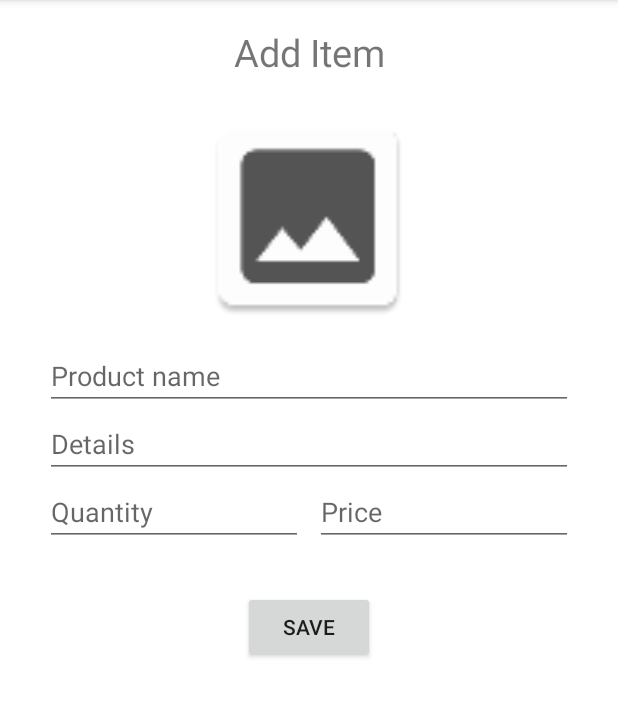
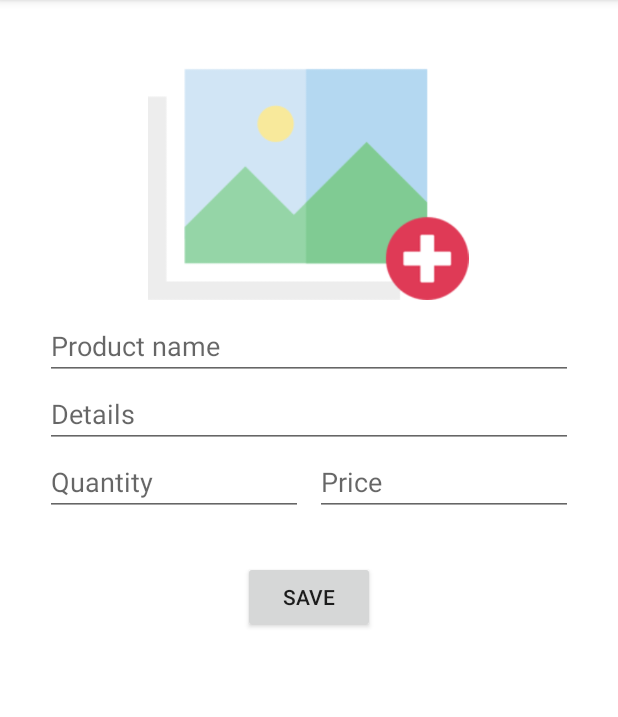
Before and after one commit to dnyopr/comparizon, an Android app: the screen it shows after launch (MainActivity), after a tap on "btn add", on a phone screen of 412 x 824 dp, the part 84-801 px from its top. Run offline under Robolectric (Android 15) with nearby library versions, the phone set to English and light mode, and no system bars; our stand-ins replace Room's generated code; plain views replace MaterialEditText.

Commit message:
edit non-functional part

```diff
--- a/Comparizon/app/src/main/res/layout/fragment_add_item.xml
+++ b/Comparizon/app/src/main/res/layout/fragment_add_item.xml
@@ -14,32 +14,27 @@
 
         <LinearLayout
             android:layout_width="match_parent"
-            android:layout_height="wrap_content"
+            android:layout_height="match_parent"
             android:orientation="vertical" >
 
-                <TextView
-                    android:layout_width="match_parent"
-                    android:layout_height="70dp"
-                    android:gravity="center"
-                    android:text="Add Item"
-
-                    android:textSize="25dp" />
 
             <LinearLayout
                 android:layout_width="match_parent"
                 android:layout_height="wrap_content"
                 android:orientation="vertical"
+                android:paddingTop="30dp"
                 android:paddingBottom="30dp"
                 android:paddingLeft="30dp"
                 android:paddingRight="30dp">
 
                 <ImageView
                     android:id="@+id/btn_image"
-                    android:layout_width="match_parent"
-                    android:layout_height="150dp"
+                    android:layout_width="wrap_content"
+                    android:layout_height="170dp"
+                    android:layout_gravity="center"
                     android:onClick="onClick"
                     android:layout_marginBottom="8dp"
-                    android:src="@mipmap/ic_add_image" />
+                    android:src="@drawable/add_image" />
 
                 <com.rengwuxian.materialedittext.MaterialEditText
                     android:id="@+id/edit_brand"
--- a/Comparizon/app/src/main/res/layout/iteminfo_list.xml
+++ b/Comparizon/app/src/main/res/layout/iteminfo_list.xml
@@ -19,7 +19,7 @@
         android:layout_weight="5"
         android:padding="8dp"
         android:scaleType="centerCrop"
-        app:srcCompat="@mipmap/ic_launcher_round" />
+        app:srcCompat="@drawable/default_product_image" />
 
     <LinearLayout
         android:layout_width="match_parent"
@@ -33,7 +33,7 @@
             android:layout_height="wrap_content"
             android:layout_weight="2"
             android:text="TextView"
-            android:textSize="20dp"
+            android:textSize="15dp"
             android:textStyle="bold"
             android:layout_marginTop="15dp"/>
 
```
Also changed, not shown: Comparizon/app/build.gradle (+57 -0 lines), Comparizon/app/src/main/java/com/kmitl58070042/dnyopr/comparizon/adapter/ItemInfoRecyclerAdapter.java (+6 -1 lines), Comparizon/app/src/main/java/com/kmitl58070042/dnyopr/comparizon/fragment/AddItemFragment.java (+6 -7 lines), Comparizon/app/src/main/java/com/kmitl58070042/dnyopr/comparizon/fragment/SelectItemSide.java (+12 -7 lines), Comparizon/app/src/main/res/drawable/add_image.png (added), Comparizon/app/src/main/res/drawable/default_product_image.png (added).
